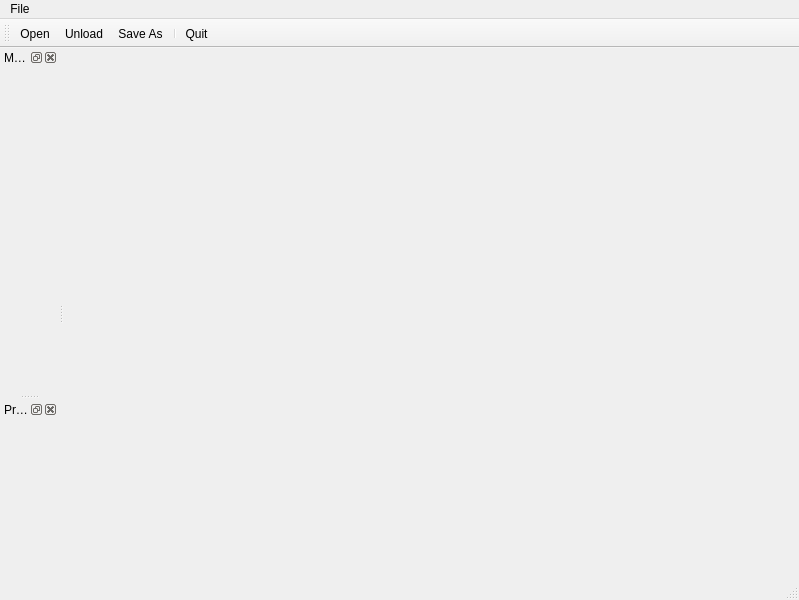
The window that ui/MainWindow.ui (lemonrong/osg3DViewer) describes before a commit, drawn with Qt 5.
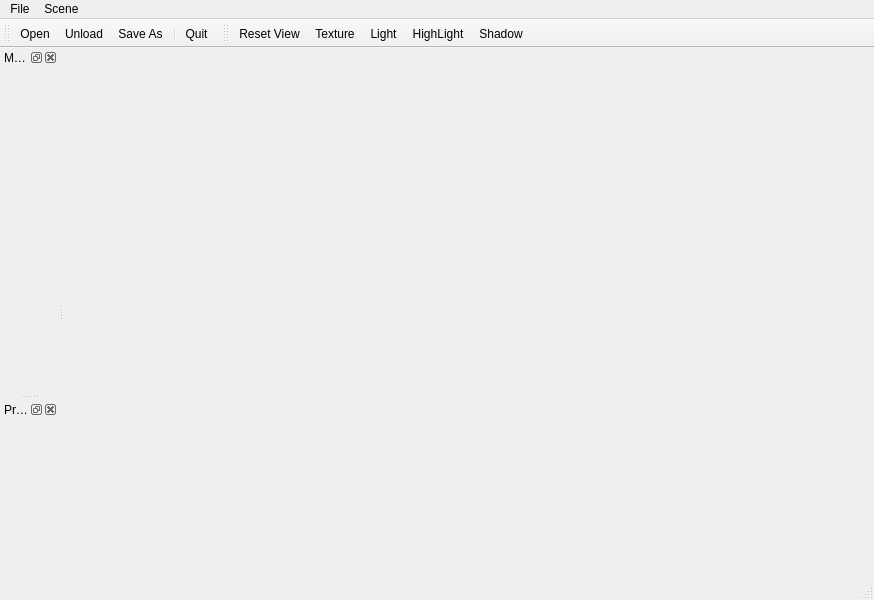
The same window after the commit. Icons and pictures are not drawn.

Commit message: Add light, texture, shadow and reset view control

What changed in the file:
```diff
--- a/ui/MainWindow.ui
+++ b/ui/MainWindow.ui
@@ -10,7 +10,7 @@
    <rect>
     <x>0</x>
     <y>0</y>
-    <width>799</width>
+    <width>874</width>
     <height>600</height>
    </rect>
   </property>
@@ -26,7 +26,7 @@
     <rect>
      <x>0</x>
      <y>0</y>
-     <width>799</width>
+     <width>874</width>
      <height>26</height>
     </rect>
    </property>
@@ -47,7 +47,18 @@
     <addaction name="separator"/>
     <addaction name="actionQuit"/>
    </widget>
+   <widget class="QMenu" name="menuScene">
+    <property name="title">
+     <string>Scene</string>
+    </property>
+    <addaction name="actionReset_View"/>
+    <addaction name="actionTexture"/>
+    <addaction name="actionLight"/>
+    <addaction name="actionHighLight"/>
+    <addaction name="actionShadow"/>
+   </widget>
    <addaction name="menuFile"/>
+   <addaction name="menuScene"/>
   </widget>
   <widget class="QStatusBar" name="statusbar"/>
   <widget class="QToolBar" name="fileToolBar">
@@ -86,6 +97,22 @@
    </attribute>
    <widget class="QWidget" name="dockWidgetContents_2"/>
   </widget>
+  <widget class="QToolBar" name="sceneToolBar">
+   <property name="windowTitle">
+    <string>Scene Toolbar</string>
+   </property>
+   <attribute name="toolBarArea">
+    <enum>TopToolBarArea</enum>
+   </attribute>
+   <attribute name="toolBarBreak">
+    <bool>false</bool>
+   </attribute>
+   <addaction name="actionReset_View"/>
+   <addaction name="actionTexture"/>
+   <addaction name="actionLight"/>
+   <addaction name="actionHighLight"/>
+   <addaction name="actionShadow"/>
+  </widget>
   <action name="actionOpen">
    <property name="icon">
     <iconset resource="../res/osg3DViewer.qrc">
@@ -122,6 +149,63 @@
     <string>Quit</string>
    </property>
   </action>
+  <action name="actionReset_View">
+   <property name="icon">
+    <iconset resource="../res/osg3DViewer.qrc">
+     <normaloff>:/osg3DViewer/center.png</normaloff>:/osg3DViewer/center.png</iconset>
+   </property>
+   <property name="text">
+    <string>Reset View</string>
+   </property>
+  </action>
+  <action name="actionTexture">
+   <property name="checkable">
+    <bool>true</bool>
+   </property>
+   <property name="icon">
+    <iconset resource="../res/osg3DViewer.qrc">
+     <normaloff>:/osg3DViewer/texture_on.png</normaloff>:/osg3DViewer/texture_on.png</iconset>
+   </property>
+   <property name="text">
+    <string>Texture</string>
+   </property>
+  </action>
+  <action name="actionLight">
+   <property name="checkable">
+    <bool>true</bool>
+   </property>
+   <property name="icon">
+    <iconset resource="../res/osg3DViewer.qrc">
+     <normaloff>:/osg3DViewer/light_on.png</normaloff>:/osg3DViewer/light_on.png</iconset>
+   </property>
+   <property name="text">
+    <string>Light</string>
+   </property>
+  </action>
+  <action name="actionHighLight">
+   <property name="checkable">
+    <bool>true</bool>
+   </property>
+   <property name="icon">
+    <iconset resource="../res/osg3DViewer.qrc">
+     <normaloff>:/osg3DViewer/highlight_on.png</normaloff>:/osg3DViewer/highlight_on.png</iconset>
+   </property>
+   <property name="text">
+    <string>HighLight</string>
+   </property>
+  </action>
+  <action name="actionShadow">
+   <property name="checkable">
+    <bool>true</bool>
+   </property>
+   <property name="icon">
+    <iconset resource="../res/osg3DViewer.qrc">
+     <normaloff>:/osg3DViewer/icon_shadow_on.png</normaloff>:/osg3DViewer/icon_shadow_on.png</iconset>
+   </property>
+   <property name="text">
+    <string>Shadow</string>
+   </property>
+  </action>
  </widget>
  <resources>
   <include location="../res/osg3DViewer.qrc"/>
```
Left out of the diff: 2 changed lines with no effect on the pictures. The commit also changes 4 other files.
